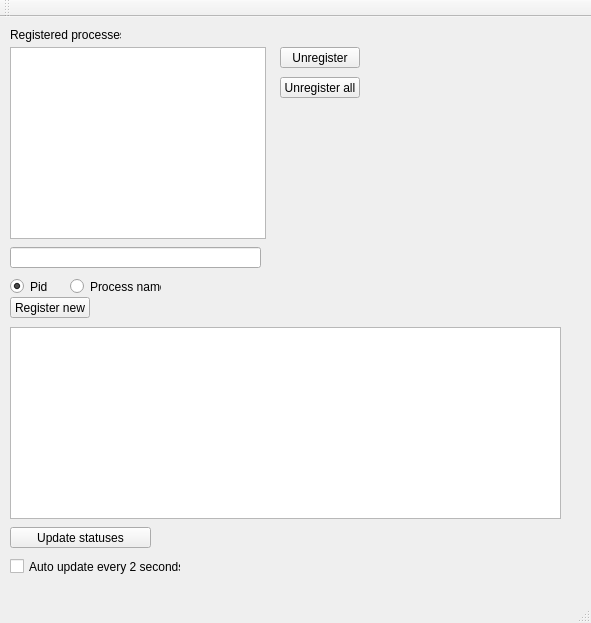
The window that clientexe-gui/mainwindow.ui (Kupchinsky/COM) describes before a commit, drawn with Qt 5.
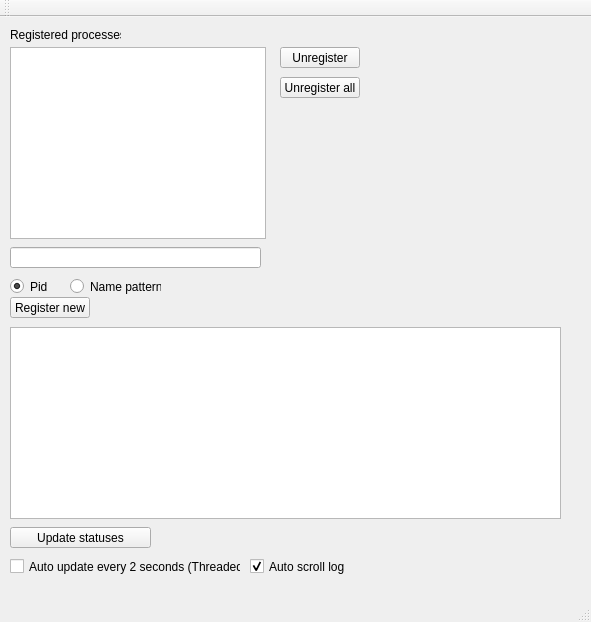
The same window after the commit.

```diff
--- a/clientexe-gui/mainwindow.ui
+++ b/clientexe-gui/mainwindow.ui
@@ -7,7 +7,7 @@
     <x>0</x>
     <y>0</y>
     <width>591</width>
-    <height>623</height>
+    <height>622</height>
    </rect>
   </property>
   <property name="windowTitle">
@@ -102,7 +102,7 @@
      </rect>
     </property>
     <property name="text">
-     <string>Process name</string>
+     <string>Name pattern</string>
     </property>
    </widget>
    <widget class="QPushButton" name="pushButton_5">
@@ -123,12 +123,12 @@
      <rect>
       <x>10</x>
       <y>540</y>
-      <width>171</width>
+      <width>231</width>
       <height>19</height>
      </rect>
     </property>
     <property name="text">
-     <string>Auto update every 2 seconds</string>
+     <string>Auto update every 2 seconds (Threaded)</string>
     </property>
    </widget>
    <widget class="QTableWidget" name="tableWidget">
@@ -151,6 +151,25 @@
      </rect>
     </property>
    </widget>
+   <widget class="QCheckBox" name="checkBox_2">
+    <property name="geometry">
+     <rect>
+      <x>250</x>
+      <y>540</y>
+      <width>231</width>
+      <height>19</height>
+     </rect>
+    </property>
+    <property name="text">
+     <string>Auto scroll log</string>
+    </property>
+    <property name="checked">
+     <bool>true</bool>
+    </property>
+    <property name="tristate">
+     <bool>false</bool>
+    </property>
+   </widget>
   </widget>
   <widget class="QMenuBar" name="menuBar">
    <property name="geometry">
```
